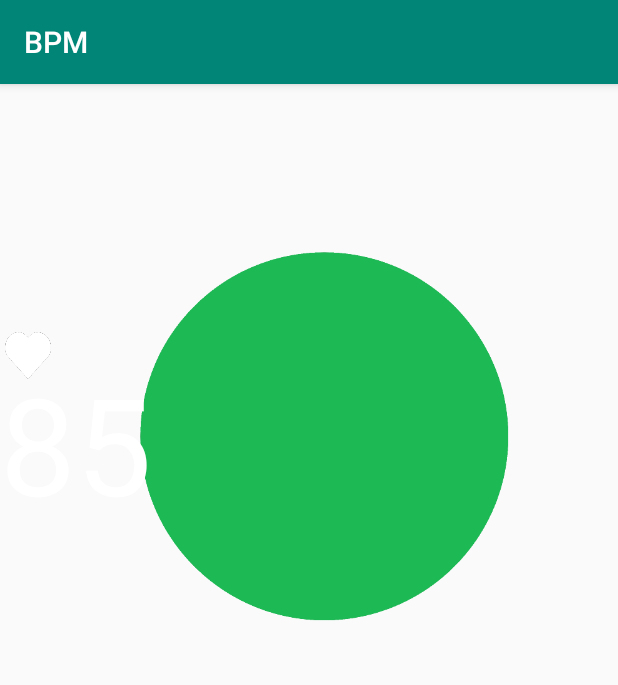
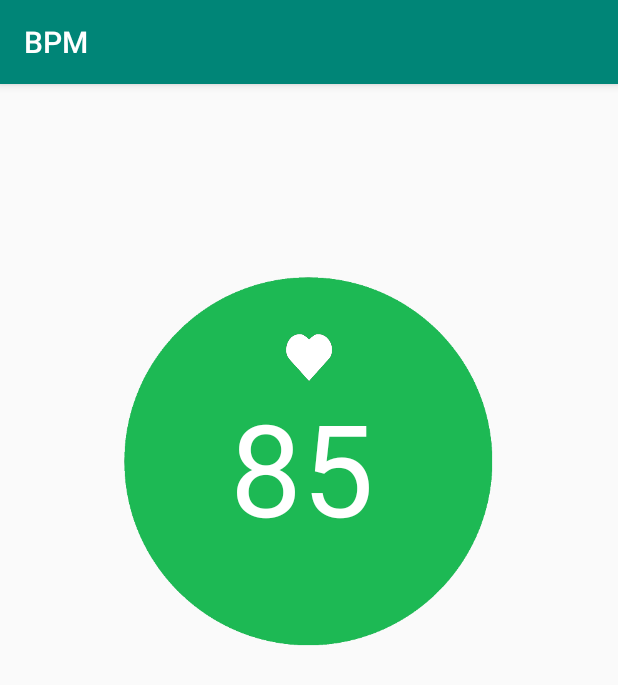
Before and after one commit to JaymeAlann/Spotify_HeartRate_Application, an Android app: the fragment HeartRateFragment shown on its own in the app's theme, on a phone screen of 412 x 824 dp. Shown: the top 685 px of the screen. Run offline under Robolectric (Android 15) with nearby library versions, the phone set to English and light mode, and no system bars; libraries missing offline, so code that uses them is left out: pl.bclogic.pulsator4droid; plain views replace PulsatorLayout; network calls fail; 2 statements that could not run were skipped.

Commit message:
Added tempo visual for each song.

```diff
--- a/app/build.gradle
+++ b/app/build.gradle
@@ -30,6 +30,9 @@ dependencies {
     implementation 'com.squareup.retrofit2:retrofit:2.4.0'
     implementation 'com.squareup.retrofit2:converter-gson:2.4.0'
     implementation 'androidx.legacy:legacy-support-v4:1.0.0'
+    implementation 'androidx.navigation:navigation-fragment:2.0.0'
+    implementation 'androidx.navigation:navigation-ui:2.0.0'
+    implementation 'androidx.lifecycle:lifecycle-extensions:2.0.0'
     testImplementation 'junit:junit:4.13'
     androidTestImplementation 'androidx.test.ext:junit:1.1.1'
     androidTestImplementation 'androidx.test.espresso:espresso-core:3.2.0'
--- a/app/src/main/AndroidManifest.xml
+++ b/app/src/main/AndroidManifest.xml
@@ -11,7 +11,7 @@
         android:roundIcon="@mipmap/ic_launcher_round"
         android:supportsRtl="true"
         android:theme="@style/AppTheme">
-        <activity android:name=".UserInformationActivity"></activity>
+        <activity android:name=".UserInformationActivity" />
 
         <receiver android:name=".FragmentSongImageReceiver">
             <intent-filter>
@@ -36,7 +36,7 @@
 
         <service
             android:name=".PlayerService"
-            android:exported="true"></service>
+            android:exported="true" />
     </application>
 
 </manifest>
--- a/app/src/main/java/com/example/james/bpm/HeartRateFragment.java
+++ b/app/src/main/java/com/example/james/bpm/HeartRateFragment.java
@@ -1,5 +1,6 @@
 package com.example.james.bpm;
 
+import android.bluetooth.BluetoothAdapter;
 import android.os.Bundle;
 
 import androidx.fragment.app.Fragment;
@@ -7,10 +8,14 @@ import androidx.fragment.app.Fragment;
 import android.view.LayoutInflater;
 import android.view.View;
 import android.view.ViewGroup;
+import android.widget.TextView;
 
 import pl.bclogic.pulsator4droid.library.PulsatorLayout;
 
 public class HeartRateFragment extends Fragment {
+
+    private BluetoothAdapter mBluetoothAdapter;
+    private TextView mHeartRateView;
 
     public static HeartRateFragment newInstance() {
         HeartRateFragment fragment = new HeartRateFragment();
@@ -29,6 +34,10 @@ public class HeartRateFragment extends Fragment {
                              Bundle savedInstanceState) {
         View view = inflater.inflate(R.layout.fragment_heart_rate, container, false);
         // Inflate the layout for this fragment
+        mHeartRateView = view.findViewById(R.id.HeartRateText);
+        mBluetoothAdapter = BluetoothAdapter.getDefaultAdapter();
+
+
         PulsatorLayout pulsator = (PulsatorLayout) view.findViewById(R.id.pulsator);
         pulsator.start();
         return view;
--- a/app/src/main/java/com/example/james/bpm/PlayerService.java
+++ b/app/src/main/java/com/example/james/bpm/PlayerService.java
@@ -30,6 +30,8 @@ public class PlayerService extends Service {
     private long countdown;
     private int currentBPM=105;
 
+
+    private HeartRateFragment heartRateFragment;
     private boolean isRunning;
     SongService songService;
     private String songIMG, songURI, songName, songArtist;
@@ -217,7 +219,7 @@ public class PlayerService extends Service {
             return;
         }
         chosenPlaylistUnsorted = quickSort(chosenPlaylistUnsorted);
-        int heartRate = 120;
+        int heartRate = 85;
         Iterator<Song> iterator = chosenPlaylistUnsorted.iterator();
         while (iterator.hasNext() && iterator.next().getSongAudioFeatures().getTempo() <= heartRate){
             Log.i(TAG, iterator.next().getSongName()+" Tempo: "+iterator.next().getSongAudioFeatures().getTempo());
--- a/app/src/main/java/com/example/james/bpm/UserInformationActivity.java
+++ b/app/src/main/java/com/example/james/bpm/UserInformationActivity.java
@@ -57,7 +57,7 @@ public class UserInformationActivity extends AppCompatActivity {
             c.set(Calendar.YEAR, year);
             c.set(Calendar.MONTH, month);
             c.set(Calendar.DAY_OF_MONTH, dayOfMonth);
-            String format = new SimpleDateFormat("DD MM YYYY").format(c.getTime());
+            String format = new SimpleDateFormat("dd mm yyyy").format(c.getTime());
             editor = msharedPreferences.edit();
             editor.putString("USER_INFORMATION", format);
             editor.commit();
--- a/app/src/main/res/layout/fragment_heart_rate.xml
+++ b/app/src/main/res/layout/fragment_heart_rate.xml
@@ -14,52 +14,52 @@
         android:layout_marginBottom="75dp"
         app:pulse_color="@color/spotifyGreen"
         app:pulse_count="1"
-        app:pulse_duration="750"
+        app:pulse_duration="705"
         app:pulse_interpolator="Linear"
         app:pulse_repeat="0"
         app:pulse_startFromScratch="true">
+
+        <androidx.constraintlayout.widget.ConstraintLayout
+            android:layout_width="match_parent"
+            android:layout_height="match_parent">
 
             <ImageView
                 android:id="@+id/SongImageView"
                 android:layout_width="250dp"
                 android:layout_height="250dp"
-            android:layout_alignParentStart="true"
-            android:layout_alignParentLeft="true"
-            android:layout_alignParentEnd="true"
-            android:layout_alignParentRight="true"
                 android:layout_gravity="center_horizontal"
-            android:layout_marginStart="86dp"
-            android:layout_marginLeft="86dp"
-            android:layout_marginTop="110dp"
-            android:layout_marginEnd="75dp"
-            android:layout_marginRight="75dp"
-            android:src="@drawable/spot_circle" />
+                android:src="@drawable/spot_circle"
+                app:layout_constraintBottom_toBottomOf="parent"
+                app:layout_constraintEnd_toEndOf="parent"
+                app:layout_constraintHorizontal_bias="0.496"
+                app:layout_constraintStart_toStartOf="parent"
+                app:layout_constraintTop_toTopOf="parent" />
 
             <ImageView
                 android:id="@+id/heartpng"
                 android:layout_width="37dp"
                 android:layout_height="31dp"
-            android:layout_alignParentTop="true"
-            android:layout_alignParentEnd="true"
-            android:layout_alignParentRight="true"
-            android:layout_marginTop="165dp"
-            android:layout_marginEnd="147dp"
-            android:layout_marginRight="147dp"
-            android:src="@drawable/heart" />
+                android:layout_marginTop="40dp"
+                android:src="@drawable/heart"
+                app:layout_constraintEnd_toEndOf="parent"
+                app:layout_constraintStart_toStartOf="parent"
+                app:layout_constraintTop_toTopOf="@+id/SongImageView" />
 
             <TextView
                 android:id="@+id/HeartRateText"
-            android:layout_width="wrap_content"
-            android:layout_height="wrap_content"
-            android:layout_alignParentTop="true"
-            android:layout_alignParentEnd="true"
-            android:layout_alignParentRight="true"
-            android:layout_marginTop="179dp"
-            android:layout_marginEnd="118dp"
-            android:layout_marginRight="118dp"
+                android:layout_width="105dp"
+                android:layout_height="110dp"
                 android:text="85"
                 android:textColor="#FFFFFF"
-            android:textSize="90sp" />
+                android:textSize="85sp"
+                app:layout_constraintBottom_toBottomOf="@+id/SongImageView"
+                app:layout_constraintEnd_toEndOf="parent"
+                app:layout_constraintStart_toStartOf="parent"
+                app:layout_constraintTop_toBottomOf="@+id/heartpng"
+                app:layout_constraintVertical_bias="0.0" />
+
+
+        </androidx.constraintlayout.widget.ConstraintLayout>
     </pl.bclogic.pulsator4droid.library.PulsatorLayout>
 
 </FrameLayout>
--- a/app/src/main/res/values/strings.xml
+++ b/app/src/main/res/values/strings.xml
@@ -13,7 +13,4 @@
     <string name="WelcomeSub">Tell us a little about yourself</string>
     <string name="tempo">BPM: 00.00</string>
 
-    <!-- TODO: Remove or change this placeholder text -->
-    <string name="hello_blank_fragment">Hello blank fragment</string>
-
 </resources>
```
Also changed, not shown: app/src/main/java/com/example/james/bpm/SongListAdapter.java (+0 -7 lines), app/src/main/res/layout/activity_on_boarding.xml (+3 -21 lines), app/src/main/res/values/styles.xml (+8 -0 lines), app/src/main/res/drawable-mdpi/bluetooth_off.png (added). Lines whose indentation alone changed are shown as unchanged.
